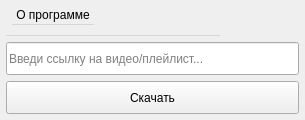
First picture: the form in start.ui, repository xvideosman228/YoutubeVideoDownloader, before the edit.
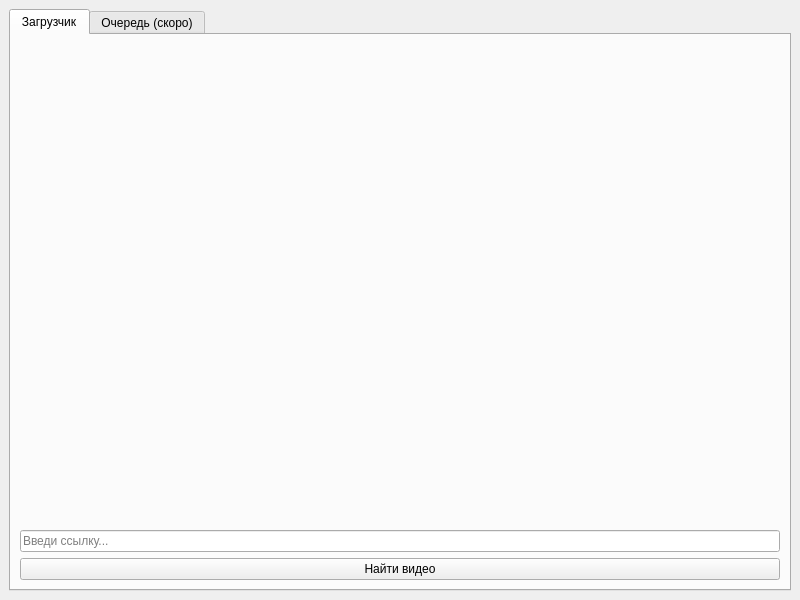
Second picture: the form after the edit.

Commit message: Видео скачивается сразу в указанное место, а также сделаны небольшие улучшения интерфейса

What changed in the file:
```diff
--- a/start.ui
+++ b/start.ui
@@ -1,86 +1,56 @@
 <?xml version="1.0" encoding="UTF-8"?>
 <ui version="4.0">
- <class>YoutubeDownloader</class>
- <widget class="QWidget" name="YoutubeDownloader">
+ <class>MainWindow</class>
+ <widget class="QMainWindow" name="MainWindow">
   <property name="geometry">
    <rect>
     <x>0</x>
     <y>0</y>
-    <width>305</width>
-    <height>120</height>
+    <width>800</width>
+    <height>600</height>
    </rect>
   </property>
-  <property name="minimumSize">
-   <size>
-    <width>305</width>
-    <height>120</height>
-   </size>
-  </property>
-  <property name="maximumSize">
-   <size>
-    <width>16777215</width>
-    <height>120</height>
-   </size>
-  </property>
   <property name="windowTitle">
    <string>Youtube Downloader</string>
   </property>
-  <widget class="QMenuBar" name="menuBar">
-   <property name="geometry">
-    <rect>
-     <x>6</x>
-     <y>6</y>
-     <width>214</width>
-     <height>30</height>
-    </rect>
-   </property>
-   <widget class="QMenu" name="menu">
-    <property name="title">
-     <string>О программе</string>
-    </property>
-    <addaction name="program"/>
-    <addaction name="author"/>
-   </widget>
-   <addaction name="menu"/>
+  <widget class="QWidget" name="centralwidget">
+   <layout class="QGridLayout" name="gridLayout">
+    <item row="0" column="0">
+     <widget class="QTabWidget" name="tabWidget">
+      <property name="currentIndex">
+       <number>0</number>
+      </property>
+      <widget class="QWidget" name="tab">
+       <attribute name="title">
+        <string>Загрузчик</string>
+       </attribute>
+       <layout class="QGridLayout" name="gridLayout_2">
+        <item row="1" column="1" alignment="Qt::AlignmentFlag::AlignBottom">
+         <widget class="QLineEdit" name="address">
+          <property name="placeholderText">
+           <string>Введи ссылку...</string>
+          </property>
+         </widget>
+        </item>
+        <item row="2" column="1">
+         <widget class="QPushButton" name="downloadButton">
+          <property name="text">
+           <string>Найти видео</string>
+          </property>
+         </widget>
+        </item>
+       </layout>
+      </widget>
+      <widget class="QWidget" name="tab_2">
+       <attribute name="title">
+        <string>Очередь (скоро)</string>
+       </attribute>
+      </widget>
+     </widget>
+    </item>
+   </layout>
   </widget>
-  <widget class="QPushButton" name="downloadButton">
-   <property name="geometry">
-    <rect>
-     <x>6</x>
-     <y>81</y>
-     <width>293</width>
-     <height>33</height>
-    </rect>
-   </property>
-   <property name="text">
-    <string>Скачать</string>
-   </property>
-  </widget>
-  <widget class="QLineEdit" name="address">
-   <property name="geometry">
-    <rect>
-     <x>6</x>
-     <y>42</y>
-     <width>293</width>
-     <height>33</height>
-    </rect>
-   </property>
-   <property name="placeholderText">
-    <string>Введи ссылку на видео/плейлист...</string>
-   </property>
-  </widget>
-  <action name="author">
-   <property name="text">
-    <string>О авторе</string>
-   </property>
-  </action>
-  <action name="program">
-   <property name="text">
-    <string>О программе</string>
-   </property>
-  </action>
  </widget>
- <layoutdefault spacing="6" margin="6"/>
  <resources/>
  <connections/>
 </ui>
```
The commit also changes 11 other files.
